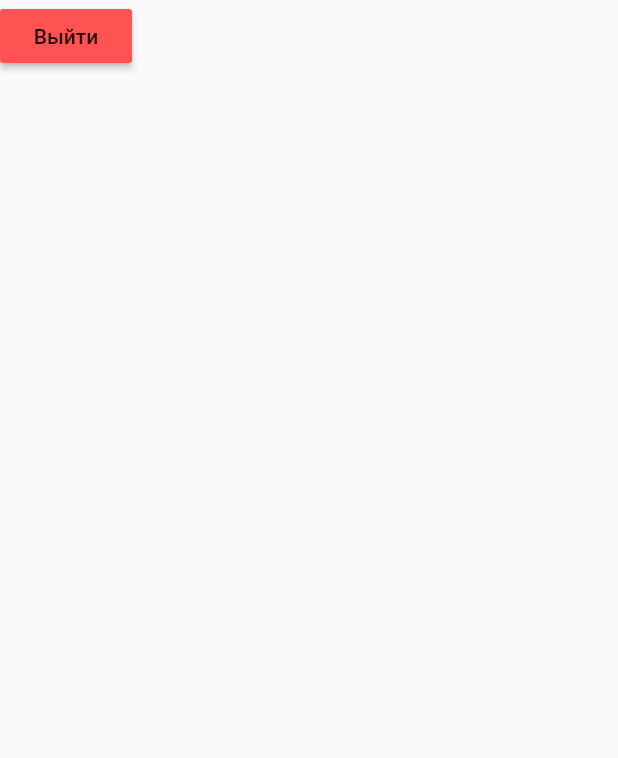
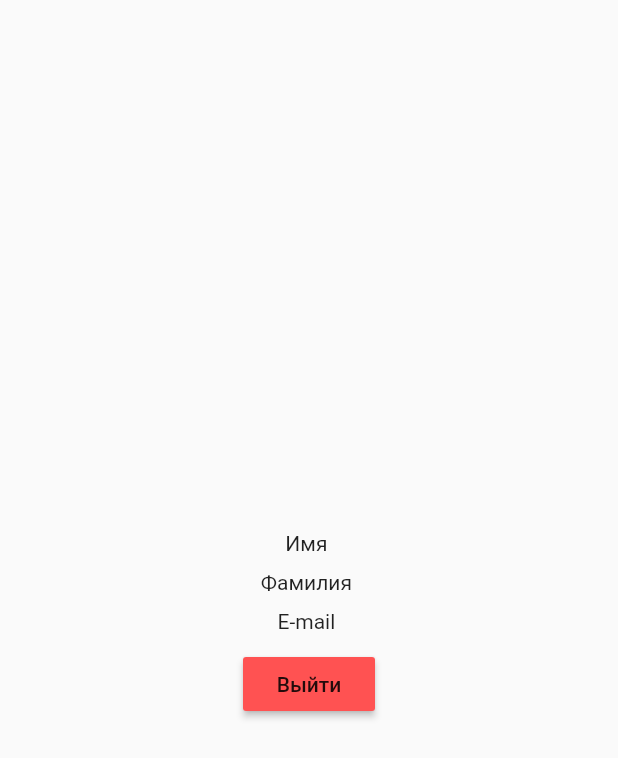
Before and after one commit to matthewvirus/Casher, a Flutter app: the ProfileView screen opened directly, on a phone screen of 412 x 824 dp. Shown: the top 758 px of the screen. Run offline on Flutter 3.47's test engine with Material 2 defaults, Android fonts, the phone set to English and light mode, and no system bars; our stand-ins replace cloud_firestore, firebase_auth, firebase_core; accounts and stored records are empty.

```diff
--- a/lib/navigation/bottom_bar.dart
+++ b/lib/navigation/bottom_bar.dart
@@ -22,7 +22,7 @@ class BottomNavBarScreenState extends State<BottomNavBar> {
   }
 
   final List<Widget> _widgetOptions = <Widget>[
-    WalletPage(),
+    const WalletPage(),
     const CategoryPage(),
     const ProfilePage()
   ];
--- a/lib/pages/profile_page.dart
+++ b/lib/pages/profile_page.dart
@@ -1,5 +1,4 @@
 import 'package:casher/pages/landing.dart';
-import 'package:casher/pages/signin_page.dart';
 import 'package:flutter/material.dart';
 
 class ProfilePage extends StatelessWidget {
--- a/lib/views/profile_view.dart
+++ b/lib/views/profile_view.dart
@@ -1,8 +1,6 @@
 import 'package:casher/pages/signin_page.dart';
 import 'package:firebase_auth/firebase_auth.dart';
 import 'package:flutter/material.dart';
-
-import '../pages/landing.dart';
 
 class ProfileView extends StatefulWidget {
   const ProfileView({Key? key}) : super(key: key);
@@ -12,6 +10,10 @@ class ProfileView extends StatefulWidget {
 }
 
 class _ProfileViewState extends State<ProfileView> {
+
+  final String _name = '';
+  final String _surname = '';
+  final String _email = '';
 
   void _logOut() async {
     await FirebaseAuth.instance.signOut()
@@ -27,9 +29,17 @@ class _ProfileViewState extends State<ProfileView> {
   @override
   Widget build(BuildContext context) {
     return Scaffold(
-      body: Column(
+      body: Center(
+        child: Column(
+          mainAxisAlignment: MainAxisAlignment.center,
           children: <Widget>[
-          const Padding(padding: EdgeInsets.only(left: 10),),
+            const Padding(padding: EdgeInsets.only(top: 10)),
+            Text('Имя $_name'),
+            const Padding(padding: EdgeInsets.only(top: 10)),
+            Text('Фамилия $_surname'),
+            const Padding(padding: EdgeInsets.only(top: 10)),
+            Text('E-mail $_email'),
+            const Padding(padding: EdgeInsets.only(top: 10)),
             MaterialButton(
                 onPressed: _logOut,
                 color: Colors.redAccent,
@@ -37,6 +47,7 @@ class _ProfileViewState extends State<ProfileView> {
             ),
           ],
         ),
+      ),
     );
   }
 }
```
Also changed, not shown: lib/pages/signin_page.dart (+17 -0 lines), lib/pages/signup_page.dart (+25 -5 lines), lib/pages/wallet_page.dart (+46 -15 lines), lib/services/auth.dart (+2 -7 lines). Lines whose indentation alone changed are shown as unchanged.
